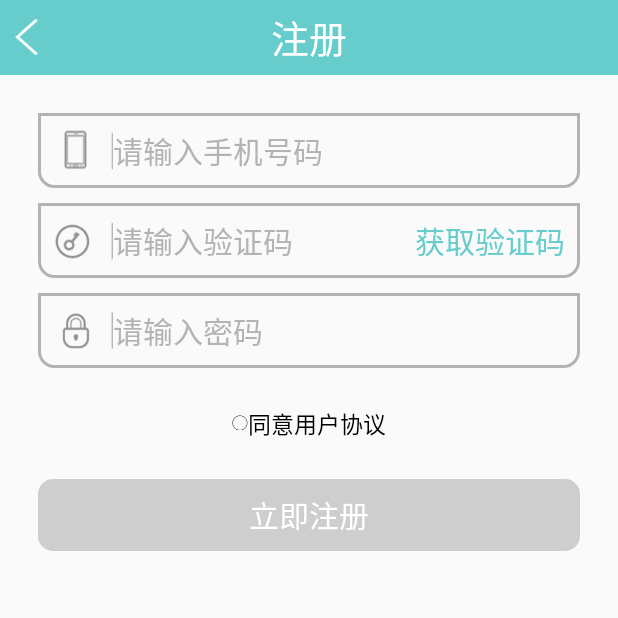
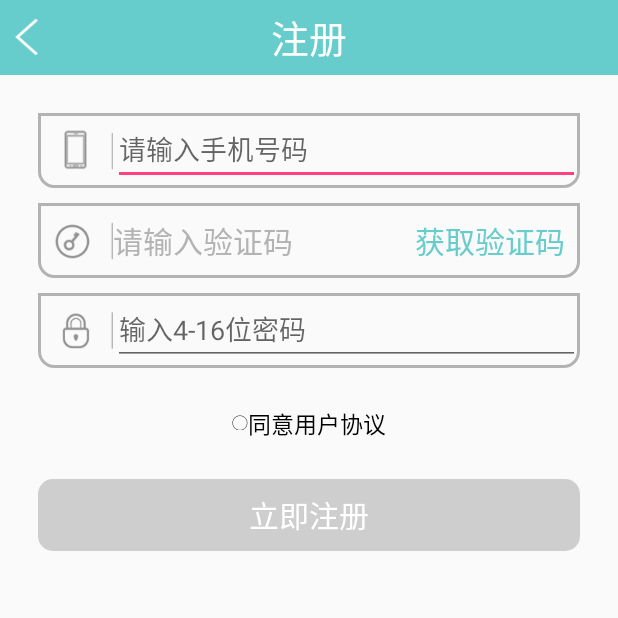
Before and after one commit to DmJacky/Keshe, an Android app: the RegisterActivity screen opened directly, with no data from a screen before it, on a phone screen of 412 x 824 dp, the top half of it. Run offline under Robolectric (Android 15) with nearby library versions, the phone set to English and light mode, and no system bars.

Commit message:
Login ok了，Register 未完成

```diff
--- a/app/src/main/java/com/jacky/keshe/ForgetPasswdActivity.java
+++ b/app/src/main/java/com/jacky/keshe/ForgetPasswdActivity.java
@@ -11,6 +11,8 @@ import android.view.View;
 import android.widget.Button;
 import android.widget.TextView;
 import android.widget.Toast;
+
+import com.jacky.keshe.Utils.HTTP;
 
 /**
  * Created by Jacky on 2016/12/28.
--- a/app/src/main/java/com/jacky/keshe/RegisterActivity.java
+++ b/app/src/main/java/com/jacky/keshe/RegisterActivity.java
@@ -1,6 +1,7 @@
 package com.jacky.keshe;
 
 import android.content.Intent;
+import android.content.SharedPreferences;
 import android.os.Bundle;
 import android.os.Handler;
 import android.os.Message;
@@ -10,6 +11,7 @@ import android.view.View;
 import android.widget.Button;
 import android.widget.CheckBox;
 import android.widget.CompoundButton;
+import android.widget.EditText;
 import android.widget.TextView;
 import android.widget.Toast;
 
@@ -21,6 +23,8 @@ public class RegisterActivity extends AppCompatActivity {
     private TextView tvHuoQu;
     private CheckBox checkBox;
     private Button btnZhuCe;
+    private EditText edtPhone;
+    private EditText edtPassword;
     private int time = 59;
     private Handler handler = new Handler(){
         @Override
@@ -54,6 +58,8 @@ public class RegisterActivity extends AppCompatActivity {
         tvHuoQu = (TextView) findViewById(R.id.register_tvHuoQu);
         checkBox = (CheckBox) findViewById(R.id.register_checkBox);
         btnZhuCe = (Button) findViewById(R.id.register_btnZhuCe);
+        edtPhone = (EditText) findViewById(R.id.edt_register_phone);
+        edtPassword = (EditText) findViewById(R.id.edt_login_password);
 
         checkBox.setOnCheckedChangeListener(new CompoundButton.OnCheckedChangeListener() {
             @Override
@@ -67,6 +73,16 @@ public class RegisterActivity extends AppCompatActivity {
                 }
             }
         });
+    }
+
+    private void doRegister(){
+        String phone = edtPhone.getText().toString();
+        String password = edtPassword.getText().toString();
+        if (phone.length() != 11 || password.equals("")) {
+            Toast.makeText(this, "输入有误", Toast.LENGTH_SHORT).show();
+            return;
+        }
+
     }
 
     public void doClick(View v){
--- a/app/src/main/res/layout/register.xml
+++ b/app/src/main/res/layout/register.xml
@@ -46,13 +46,15 @@
                 android:layout_height="50dp"
                 android:src="@drawable/register_phone"/>
 
-            <TextView
-                android:gravity="center|start"
-                android:layout_width="match_parent"
-                android:layout_height="match_parent"
+            <EditText
+                android:layout_width="0dp"
+                android:layout_height="wrap_content"
+                android:inputType="phone"
+                android:ems="10"
+                android:id="@+id/edt_register_phone"
                 android:hint="请输入手机号码"
-                android:textColorHint="#b3b3b3"
-                android:textSize="20sp"/>
+                android:layout_weight="1" />
+
         </LinearLayout>
 
         <LinearLayout
@@ -96,13 +98,15 @@
                 android:layout_height="50dp"
                 android:src="@drawable/register_password"/>
 
-            <TextView
-                android:gravity="center|start"
-                android:layout_width="match_parent"
-                android:layout_height="match_parent"
-                android:hint="请输入密码"
-                android:textColorHint="#b3b3b3"
-                android:textSize="20sp"/>
+            <EditText
+                android:layout_width="0dp"
+                android:layout_height="wrap_content"
+                android:inputType="textPassword"
+                android:ems="10"
+                android:id="@+id/edt_register_password"
+                android:hint="输入4-16位密码"
+                android:layout_weight="1" />
+
         </LinearLayout>
 
     </LinearLayout>
```
Also changed, not shown: app/src/main/java/com/jacky/keshe/HomepageActivity.java (+10 -3 lines), app/src/main/java/com/jacky/keshe/LoginActivity.java (+29 -15 lines), app/src/main/java/com/jacky/keshe/Utils/HTTP.java (renamed from app/src/main/java/com/jacky/keshe/HTTP.java, +6 -6 lines), app/src/main/java/com/jacky/keshe/Utils/SharedPreferencesUtils.java (added, +37 -0 lines).
